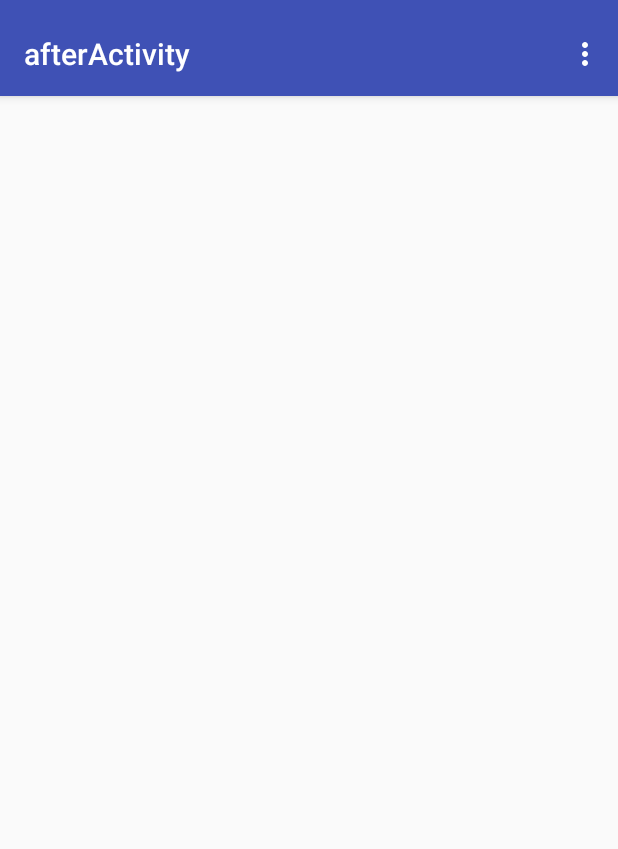
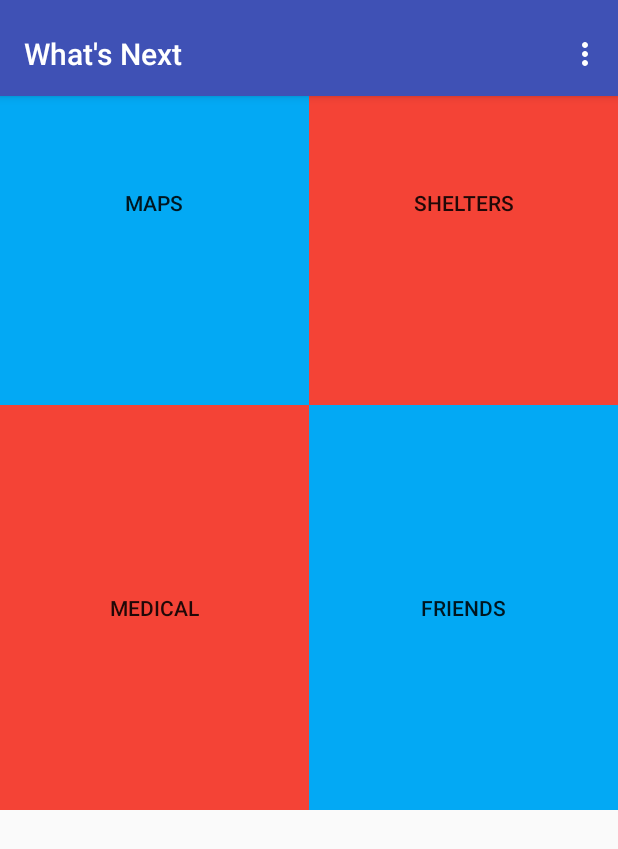
Before and after one commit to krashanoff/quake, an Android app: the screen it shows after launch (afterActivity), after a tap on "WHAT'S NEXT", on a phone screen of 412 x 824 dp. Shown: the top 849 px of the screen. Run offline under Robolectric (Android 15) with nearby library versions, the phone set to English and light mode, and no system bars.

Commit message:
Fix minor GUI bugs.

```diff
--- a/app/src/main/java/org/dhsdevelopers/quake/MainActivity.java
+++ b/app/src/main/java/org/dhsdevelopers/quake/MainActivity.java
@@ -68,18 +68,18 @@ public class MainActivity extends AppCompatActivity {
             }
         });
 
-        apiTest = (TextView)findViewById(R.id.apiTest);
+        apiTest = (TextView)findViewById(R.id.apiText);
         Button apiButton = (Button) findViewById(R.id.apiButton);
 
 
 
-        apiButton.setOnClickListener(new View.OnClickListener(){
+        /* apiButton.setOnClickListener(new View.OnClickListener(){
             @Override
             public void onClick(View v){
                 //Fill in parameter variables after testing is done
                 new JSONTask().execute("http://earthquake.usgs.gov/fdsnws/event/1/query?format=geojson&starttime=2015-12-10&minmagnitude=3&maxmagnitude=9");
             }
-        });
+        }); */
 
     }
 
--- a/app/src/main/java/org/dhsdevelopers/quake/afterActivity.java
+++ b/app/src/main/java/org/dhsdevelopers/quake/afterActivity.java
@@ -17,6 +17,7 @@ public class afterActivity extends AppCompatActivity {
     protected void onCreate(Bundle savedInstanceState) {
         super.onCreate(savedInstanceState);
         setContentView(R.layout.activity_after);
+        setTitle("What's Next");
 
         //create toolbar
         Toolbar toolbar = (Toolbar) findViewById(R.id.toolbar);
--- a/app/src/main/java/org/dhsdevelopers/quake/beforeActivity.java
+++ b/app/src/main/java/org/dhsdevelopers/quake/beforeActivity.java
@@ -16,6 +16,7 @@ public class beforeActivity extends AppCompatActivity {
     protected void onCreate(Bundle savedInstanceState) {
         super.onCreate(savedInstanceState);
         setContentView(R.layout.activity_before);
+        setTitle("Prepare Yourself");
 
 
         //Create toolbar
--- a/app/src/main/res/layout/activity_after.xml
+++ b/app/src/main/res/layout/activity_after.xml
@@ -33,4 +33,6 @@
         android:layout_height="match_parent"
         app:layout_behavior="@string/appbar_scrolling_view_behavior" />
 
+    <include layout="@layout/content_after" />
+
 </android.support.design.widget.CoordinatorLayout>
--- a/app/src/main/res/layout/activity_before.xml
+++ b/app/src/main/res/layout/activity_before.xml
@@ -33,4 +33,6 @@
         android:layout_height="match_parent"
         app:layout_behavior="@string/appbar_scrolling_view_behavior" />
 
+    <include layout="@layout/content_before" />
+
 </android.support.design.widget.CoordinatorLayout>
--- a/app/src/main/res/layout/content_before.xml
+++ b/app/src/main/res/layout/content_before.xml
@@ -9,14 +9,13 @@
         android:fontFamily="Roboto"
         android:text="Content"
         android:textSize="30dp"
-        android:id="@+id/apiTest"/>
+        android:id="@+id/apiText"/>
 
     <Button
         android:layout_width="wrap_content"
         android:layout_height="wrap_content"
         android:id="@+id/apiButton"
         android:text="Update"
-        android:textSize="15dp"
-        android:onClick="apiButton"/>
+        android:textSize="15dp"/>
 
 </LinearLayout>
```
